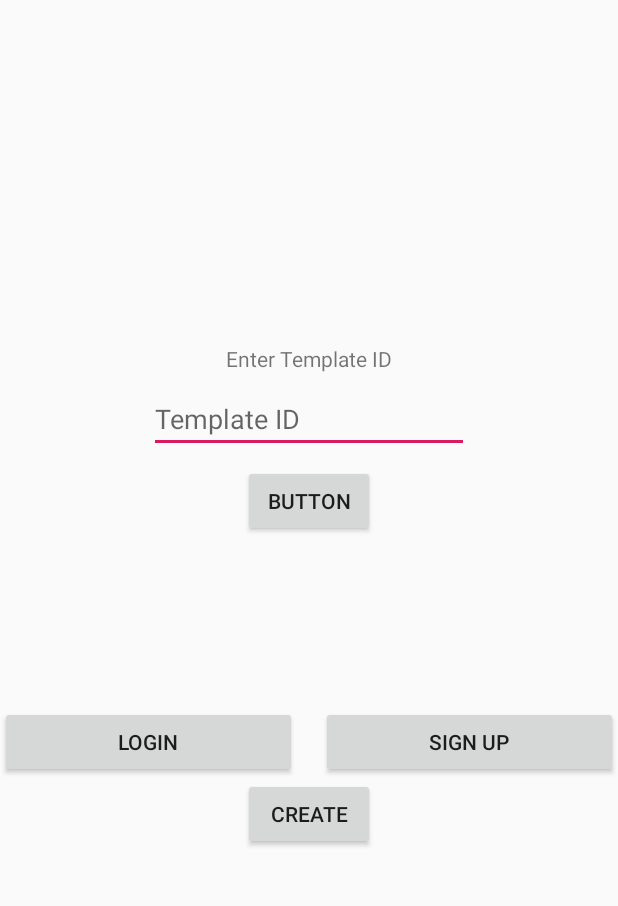
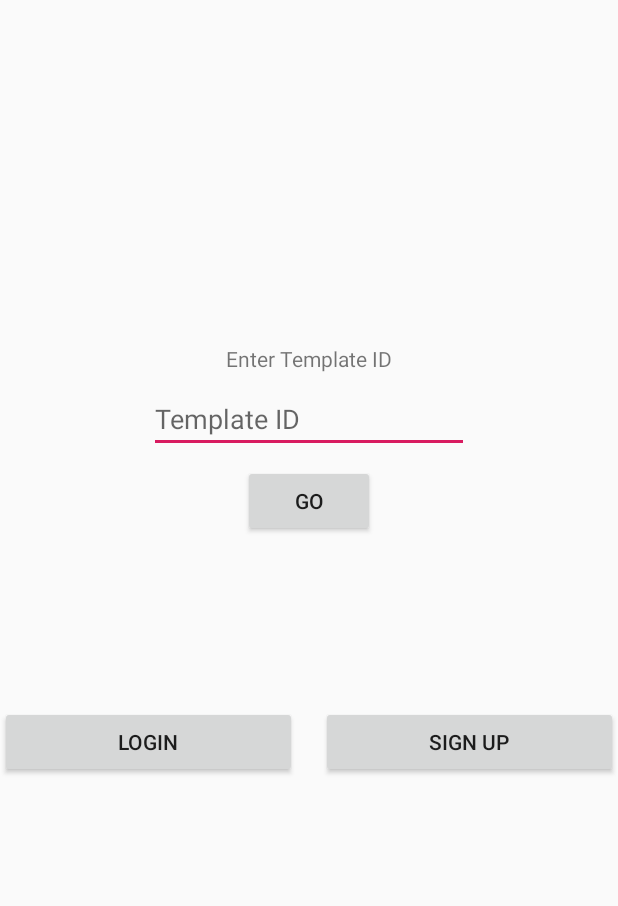
Before and after one commit to moo7md/Lyst, an Android app: the screen it shows after launch (MainActivity), on a phone screen of 412 x 824 dp, the part 324-1230 px from its top. Run offline under Robolectric (Android 15) with nearby library versions, the phone set to English and light mode, and no system bars; our stand-ins replace Firebase (no records; nobody signed in at launch, a user with empty details on screens opened directly).

Commit message:
last push

```diff
--- a/app/src/main/java/com/example/lyst/ListItem.java
+++ b/app/src/main/java/com/example/lyst/ListItem.java
@@ -95,6 +95,7 @@ public class ListItem extends AppCompatActivity {
                         @Override
                         public void onClick(View v) {
                             updateMarks(owner, tasks);
+                            finish();
                         }
                     });
                 }else{
--- a/app/src/main/java/com/example/lyst/ViewHolders/ChecklistItemDoViewHolder.java
+++ b/app/src/main/java/com/example/lyst/ViewHolders/ChecklistItemDoViewHolder.java
@@ -61,7 +61,7 @@ public class ChecklistItemDoViewHolder  extends RecyclerView.ViewHolder {
                 break;
             case PLAINTEXT:
                 items.get(position).attchmentType = AttachmentTypes.PLAINTEXT.name();
-                addAttachment.setOnClickListener(new AddAttachmentListener(Dialogs.PlaintextDialog(activity, this, attachment, position)));
+                //addAttachment.setOnClickListener(new AddAttachmentListener(Dialogs.PlaintextDialog(activity, this, attachment, position)));
                 break;
             case IMAGE:
                 items.get(position).attchmentType = AttachmentTypes.IMAGE.name();
@@ -69,7 +69,7 @@ public class ChecklistItemDoViewHolder  extends RecyclerView.ViewHolder {
                 break;
             case TIMESTAMP:
                 items.get(position).attchmentType = AttachmentTypes.TIMESTAMP.name();
-                addAttachment.setOnClickListener(new AddAttachmentListener(Dialogs.TimestampDialog(activity, this, position)));
+                //addAttachment.setOnClickListener(new AddAttachmentListener(Dialogs.TimestampDialog(activity, this, position)));
                 break;
         }
     }
--- a/app/src/main/res/layout/activity_logged_in_user.xml
+++ b/app/src/main/res/layout/activity_logged_in_user.xml
@@ -64,6 +64,7 @@
                 android:layout_height="wrap_content"
                 android:layout_gravity="center"
                 android:background="@null"
+                android:tint="@android:color/darker_gray"
                 android:src="@android:drawable/ic_dialog_email" />
 
             <TextView
--- a/app/src/main/res/layout/activity_main.xml
+++ b/app/src/main/res/layout/activity_main.xml
@@ -62,7 +62,7 @@
             android:layout_width="wrap_content"
             android:layout_height="wrap_content"
             android:layout_marginTop="8dp"
-            android:text="Button"
+            android:text="Go"
             app:layout_constraintBottom_toBottomOf="parent"
             app:layout_constraintEnd_toEndOf="parent"
             app:layout_constraintStart_toStartOf="parent"
@@ -100,14 +100,4 @@
             app:layout_constraintTop_toTopOf="parent" />
     </androidx.constraintlayout.widget.ConstraintLayout>
 
-    <Button
-        android:id="@+id/button5"
-        android:layout_width="wrap_content"
-        android:layout_height="wrap_content"
-        android:text="Create"
-        android:onClick="create"
-        app:layout_constraintEnd_toEndOf="parent"
-        app:layout_constraintStart_toStartOf="parent"
-        app:layout_constraintTop_toBottomOf="@+id/CL_login" />
-
 </androidx.constraintlayout.widget.ConstraintLayout>
--- a/app/src/main/res/layout/checklist_item_create.xml
+++ b/app/src/main/res/layout/checklist_item_create.xml
@@ -111,6 +111,7 @@
             android:layout_width="wrap_content"
             android:layout_height="wrap_content"
             android:layout_weight="1"
+            android:enabled="false"
             android:text="Timestamp" />
 
         <RadioButton
@@ -118,6 +119,7 @@
             android:layout_width="wrap_content"
             android:layout_height="wrap_content"
             android:layout_weight="1"
+            android:enabled="false"
             android:text="Plaintext" />
     </RadioGroup>
 
```
Also changed, not shown: app/src/main/java/com/example/lyst/Database.java (+7 -0 lines), app/src/main/java/com/example/lyst/Inbox.java (+37 -22 lines), app/src/main/java/com/example/lyst/ViewSubmission.java (+53 -33 lines).
